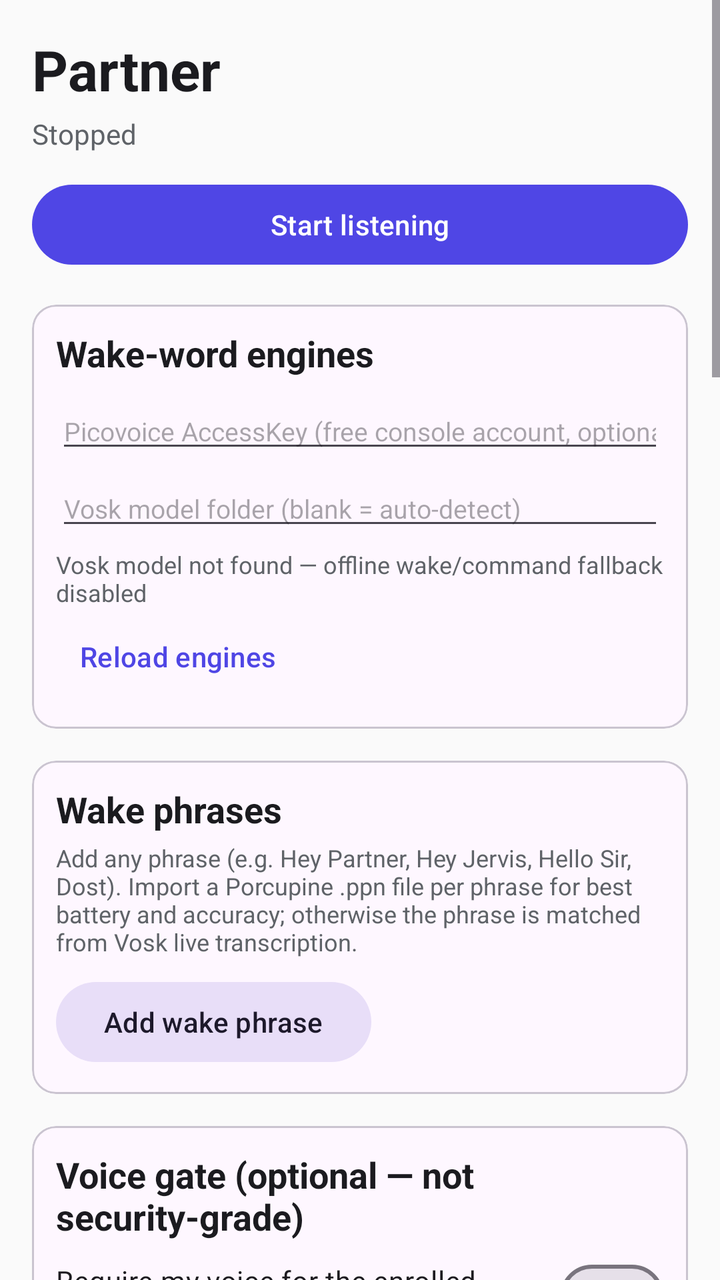
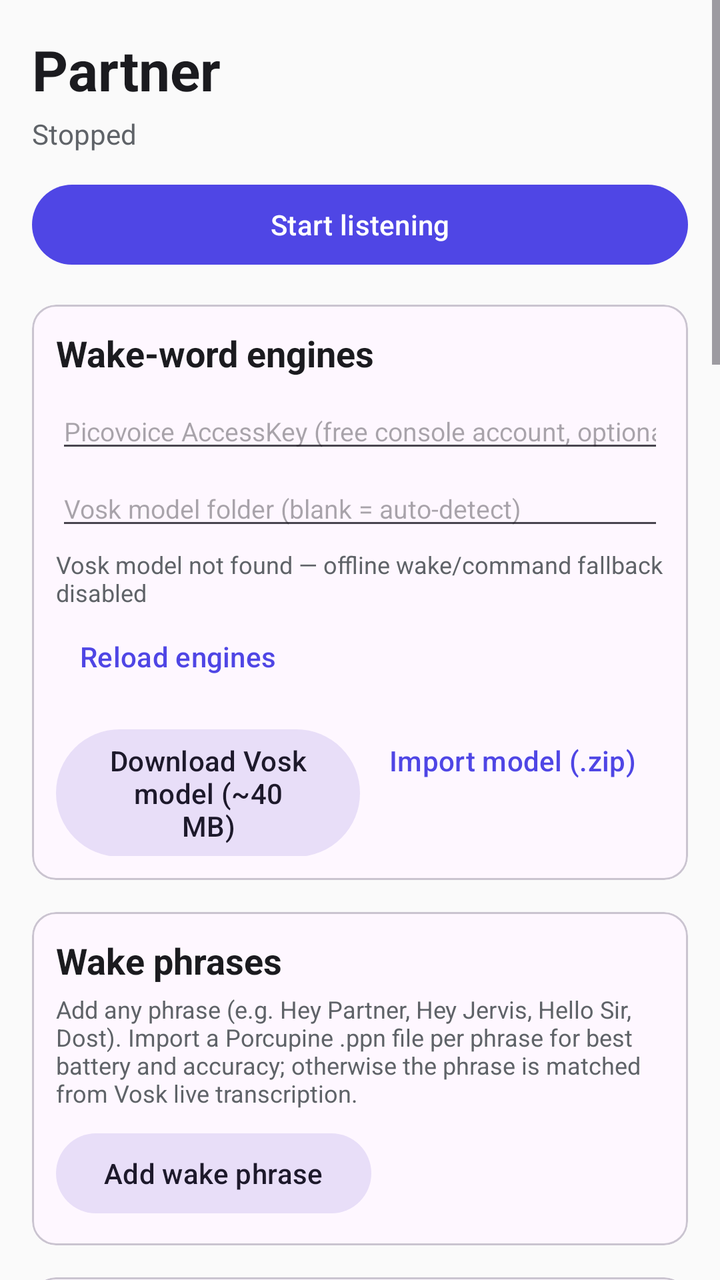

Compare the two renders of this Android layout. The source of the first and the diff that turns it into the second are given below.
<!-- AndroidManifest.xml: application theme Theme.Partner -->
<!-- res/layout/activity_main.xml -->
<?xml version="1.0" encoding="utf-8"?>
<ScrollView xmlns:android="http://schemas.android.com/apk/res/android"
    xmlns:app="http://schemas.android.com/apk/res-auto"
    android:layout_width="match_parent"
    android:layout_height="match_parent"
    android:fillViewport="true">

    <LinearLayout
        android:layout_width="match_parent"
        android:layout_height="wrap_content"
        android:orientation="vertical"
        android:padding="16dp">

        <TextView
            android:layout_width="wrap_content"
            android:layout_height="wrap_content"
            android:text="@string/app_name"
            android:textColor="@color/text_primary"
            android:textSize="28sp"
            android:textStyle="bold" />

        <TextView
            android:id="@+id/statusService"
            android:layout_width="match_parent"
            android:layout_height="wrap_content"
            android:layout_marginTop="4dp"
            android:text="@string/status_stopped"
            android:textColor="@color/text_secondary" />

        <com.google.android.material.button.MaterialButton
            android:id="@+id/btnToggleService"
            android:layout_width="match_parent"
            android:layout_height="wrap_content"
            android:layout_marginTop="12dp"
            android:text="@string/btn_start" />

        <com.google.android.material.card.MaterialCardView
            android:layout_width="match_parent"
            android:layout_height="wrap_content"
            android:layout_marginTop="16dp"
            app:cardCornerRadius="12dp"
            app:contentPadding="12dp">

            <LinearLayout
                android:layout_width="match_parent"
                android:layout_height="wrap_content"
                android:orientation="vertical">

                <TextView
                    android:layout_width="wrap_content"
                    android:layout_height="wrap_content"
                    android:text="@string/section_engine"
                    android:textColor="@color/text_primary"
                    android:textSize="18sp"
                    android:textStyle="bold" />

                <EditText
                    android:id="@+id/editAccessKey"
                    android:layout_width="match_parent"
                    android:layout_height="wrap_content"
                    android:layout_marginTop="8dp"
                    android:hint="@string/access_key_hint"
                    android:inputType="text"
                    android:textSize="13sp" />

                <EditText
                    android:id="@+id/editVoskPath"
                    android:layout_width="match_parent"
                    android:layout_height="wrap_content"
                    android:layout_marginTop="4dp"
                    android:hint="@string/vosk_path_hint"
                    android:inputType="text"
                    android:textSize="13sp" />

                <TextView
                    android:id="@+id/textVoskStatus"
                    android:layout_width="match_parent"
                    android:layout_height="wrap_content"
                    android:layout_marginTop="4dp"
                    android:text="@string/vosk_not_detected"
                    android:textColor="@color/text_secondary"
                    android:textSize="12sp" />

                <com.google.android.material.button.MaterialButton
                    android:id="@+id/btnReloadEngines"
                    style="@style/Widget.Material3.Button.TextButton"
                    android:layout_width="wrap_content"
                    android:layout_height="wrap_content"
                    android:text="@string/btn_reload" />
            </LinearLayout>
        </com.google.android.material.card.MaterialCardView>

        <com.google.android.material.card.MaterialCardView
            android:layout_width="match_parent"
            android:layout_height="wrap_content"
            android:layout_marginTop="16dp"
            app:cardCornerRadius="12dp"
            app:contentPadding="12dp">

            <LinearLayout
                android:layout_width="match_parent"
                android:layout_height="wrap_content"
                android:orientation="vertical">

                <TextView
                    android:layout_width="wrap_content"
                    android:layout_height="wrap_content"
                    android:text="@string/section_phrases"
                    android:textColor="@color/text_primary"
                    android:textSize="18sp"
                    android:textStyle="bold" />

                <TextView
                    android:layout_width="match_parent"
                    android:layout_height="wrap_content"
                    android:layout_marginTop="4dp"
                    android:text="@string/phrases_hint"
                    android:textColor="@color/text_secondary"
                    android:textSize="12sp" />

                <LinearLayout
                    android:id="@+id/listPhrases"
                    android:layout_width="match_parent"
                    android:layout_height="wrap_content"
                    android:layout_marginTop="8dp"
                    android:orientation="vertical" />

                <com.google.android.material.button.MaterialButton
                    android:id="@+id/btnAddPhrase"
                    style="@style/Widget.Material3.Button.TonalButton"
                    android:layout_width="wrap_content"
                    android:layout_height="wrap_content"
                    android:text="@string/btn_add_phrase" />
            </LinearLayout>
        </com.google.android.material.card.MaterialCardView>

        <com.google.android.material.card.MaterialCardView
            android:layout_width="match_parent"
            android:layout_height="wrap_content"
            android:layout_marginTop="16dp"
            app:cardCornerRadius="12dp"
            app:contentPadding="12dp">

            <LinearLayout
                android:layout_width="match_parent"
                android:layout_height="wrap_content"
                android:orientation="vertical">

                <TextView
                    android:layout_width="wrap_content"
                    android:layout_height="wrap_content"
                    android:text="@string/gate_section"
                    android:textColor="@color/text_primary"
                    android:textSize="18sp"
                    android:textStyle="bold" />

                <com.google.android.material.materialswitch.MaterialSwitch
                    android:id="@+id/switchGate"
                    android:layout_width="match_parent"
                    android:layout_height="wrap_content"
                    android:layout_marginTop="4dp"
                    android:text="@string/gate_switch" />

                <TextView
                    android:id="@+id/textGateStatus"
                    android:layout_width="match_parent"
                    android:layout_height="wrap_content"
                    android:text="@string/gate_status_none"
                    android:textColor="@color/text_secondary"
                    android:textSize="13sp" />

                <TextView
                    android:layout_width="wrap_content"
                    android:layout_height="wrap_content"
                    android:layout_marginTop="8dp"
                    android:text="@string/gate_sensitivity_label"
                    android:textColor="@color/text_secondary"
                    android:textSize="13sp" />

                <Spinner
                    android:id="@+id/spinnerGateStrictness"
                    android:layout_width="match_parent"
                    android:layout_height="wrap_content" />

                <com.google.android.material.button.MaterialButton
                    android:id="@+id/btnEnrollVoice"
                    style="@style/Widget.Material3.Button.TonalButton"
                    android:layout_width="wrap_content"
                    android:layout_height="wrap_content"
                    android:layout_marginTop="8dp"
                    android:text="@string/btn_enroll" />

                <com.google.android.material.button.MaterialButton
                    android:id="@+id/btnClearGate"
                    style="@style/Widget.Material3.Button.TextButton"
                    android:layout_width="wrap_content"
                    android:layout_height="wrap_content"
                    android:text="@string/btn_clear_gate" />
            </LinearLayout>
        </com.google.android.material.card.MaterialCardView>

        <com.google.android.material.card.MaterialCardView
            android:layout_width="match_parent"
            android:layout_height="wrap_content"
            android:layout_marginTop="16dp"
            app:cardCornerRadius="12dp"
            app:contentPadding="12dp">

            <LinearLayout
                android:layout_width="match_parent"
                android:layout_height="wrap_content"
                android:orientation="vertical">

                <TextView
                    android:layout_width="wrap_content"
                    android:layout_height="wrap_content"
                    android:text="@string/section_commands"
                    android:textColor="@color/text_primary"
                    android:textSize="18sp"
                    android:textStyle="bold" />

                <TextView
                    android:layout_width="match_parent"
                    android:layout_height="wrap_content"
                    android:layout_marginTop="4dp"
                    android:text="@string/commands_hint"
                    android:textColor="@color/text_secondary"
                    android:textSize="12sp" />

                <LinearLayout
                    android:id="@+id/listCommands"
                    android:layout_width="match_parent"
                    android:layout_height="wrap_content"
                    android:layout_marginTop="8dp"
                    android:orientation="vertical" />

                <com.google.android.material.button.MaterialButton
                    android:id="@+id/btnAddCommand"
                    style="@style/Widget.Material3.Button.TonalButton"
                    android:layout_width="wrap_content"
                    android:layout_height="wrap_content"
                    android:text="@string/btn_add_command" />
            </LinearLayout>
        </com.google.android.material.card.MaterialCardView>

        <com.google.android.material.card.MaterialCardView
            android:layout_width="match_parent"
            android:layout_height="wrap_content"
            android:layout_marginTop="16dp"
            app:cardCornerRadius="12dp"
            app:contentPadding="12dp">

            <LinearLayout
                android:layout_width="match_parent"
                android:layout_height="wrap_content"
                android:orientation="vertical">

                <TextView
                    android:layout_width="wrap_content"
                    android:layout_height="wrap_content"
                    android:text="@string/section_permissions"
                    android:textColor="@color/text_primary"
                    android:textSize="18sp"
                    android:textStyle="bold" />

                <LinearLayout
                    android:layout_width="match_parent"
                    android:layout_height="wrap_content"
                    android:layout_marginTop="8dp"
                    android:gravity="center_vertical"
                    android:orientation="horizontal">

                    <LinearLayout
                        android:layout_width="0dp"
                        android:layout_height="wrap_content"
                        android:layout_weight="1"
                        android:orientation="vertical">

                        <TextView
                            android:layout_width="wrap_content"
                            android:layout_height="wrap_content"
                            android:text="@string/perm_mic"
                            android:textColor="@color/text_primary" />

                        <TextView
                            android:id="@+id/textPermMic"
                            android:layout_width="wrap_content"
                            android:layout_height="wrap_content"
                            android:textColor="@color/status_bad"
                            android:textSize="12sp" />
                    </LinearLayout>

                    <com.google.android.material.button.MaterialButton
                        android:id="@+id/btnPermMic"
                        style="@style/Widget.Material3.Button.TextButton"
                        android:layout_width="wrap_content"
                        android:layout_height="wrap_content"
                        android:text="@string/btn_grant" />
                </LinearLayout>

                <LinearLayout
                    android:layout_width="match_parent"
                    android:layout_height="wrap_content"
                    android:gravity="center_vertical"
                    android:orientation="horizontal">

                    <LinearLayout
                        android:layout_width="0dp"
                        android:layout_height="wrap_content"
                        android:layout_weight="1"
                        android:orientation="vertical">

                        <TextView
                            android:layout_width="wrap_content"
                            android:layout_height="wrap_content"
                            android:text="@string/perm_contacts"
                            android:textColor="@color/text_primary" />

                        <TextView
                            android:id="@+id/textPermContacts"
                            android:layout_width="wrap_content"
                            android:layout_height="wrap_content"
                            android:textColor="@color/status_bad"
                            android:textSize="12sp" />
                    </LinearLayout>

                    <com.google.android.material.button.MaterialButton
                        android:id="@+id/btnPermContacts"
                        style="@style/Widget.Material3.Button.TextButton"
                        android:layout_width="wrap_content"
                        android:layout_height="wrap_content"
                        android:text="@string/btn_grant" />
                </LinearLayout>

                <LinearLayout
                    android:id="@+id/rowPermNotif"
                    android:layout_width="match_parent"
                    android:layout_height="wrap_content"
                    android:gravity="center_vertical"
                    android:orientation="horizontal">

                    <LinearLayout
                        android:layout_width="0dp"
                        android:layout_height="wrap_content"
                        android:layout_weight="1"
                        android:orientation="vertical">

                        <TextView
                            android:layout_width="wrap_content"
                            android:layout_height="wrap_content"
                            android:text="@string/perm_notif"
                            android:textColor="@color/text_primary" />

                        <TextView
                            android:id="@+id/textPermNotif"
                            android:layout_width="wrap_content"
                            android:layout_height="wrap_content"
                            android:textColor="@color/status_bad"
                            android:textSize="12sp" />
                    </LinearLayout>

                    <com.google.android.material.button.MaterialButton
                        android:id="@+id/btnPermNotif"
                        style="@style/Widget.Material3.Button.TextButton"
                        android:layout_width="wrap_content"
                        android:layout_height="wrap_content"
                        android:text="@string/btn_grant" />
                </LinearLayout>

                <LinearLayout
                    android:layout_width="match_parent"
                    android:layout_height="wrap_content"
                    android:gravity="center_vertical"
                    android:orientation="horizontal">

                    <LinearLayout
                        android:layout_width="0dp"
                        android:layout_height="wrap_content"
                        android:layout_weight="1"
                        android:orientation="vertical">

                        <TextView
                            android:layout_width="wrap_content"
                            android:layout_height="wrap_content"
                            android:text="@string/perm_accessibility"
                            android:textColor="@color/text_primary" />

                        <TextView
                            android:id="@+id/textPermAccessibility"
                            android:layout_width="wrap_content"
                            android:layout_height="wrap_content"
                            android:textColor="@color/status_bad"
                            android:textSize="12sp" />
                    </LinearLayout>

                    <com.google.android.material.button.MaterialButton
                        android:id="@+id/btnOpenAccessibility"
                        style="@style/Widget.Material3.Button.TextButton"
                        android:layout_width="wrap_content"
                        android:layout_height="wrap_content"
                        android:text="@string/btn_open" />
                </LinearLayout>

                <LinearLayout
                    android:layout_width="match_parent"
                    android:layout_height="wrap_content"
                    android:gravity="center_vertical"
                    android:orientation="horizontal">

                    <LinearLayout
                        android:layout_width="0dp"
                        android:layout_height="wrap_content"
                        android:layout_weight="1"
                        android:orientation="vertical">

                        <TextView
                            android:layout_width="wrap_content"
                            android:layout_height="wrap_content"
                            android:text="@string/perm_admin"
                            android:textColor="@color/text_primary" />

                        <TextView
                            android:id="@+id/textPermAdmin"
                            android:layout_width="wrap_content"
                            android:layout_height="wrap_content"
                            android:textColor="@color/status_bad"
                            android:textSize="12sp" />
                    </LinearLayout>

                    <com.google.android.material.button.MaterialButton
                        android:id="@+id/btnOpenAdmin"
                        style="@style/Widget.Material3.Button.TextButton"
                        android:layout_width="wrap_content"
                        android:layout_height="wrap_content"
                        android:text="@string/btn_open" />
                </LinearLayout>

                <LinearLayout
                    android:layout_width="match_parent"
                    android:layout_height="wrap_content"
                    android:gravity="center_vertical"
                    android:orientation="horizontal">

                    <LinearLayout
                        android:layout_width="0dp"
                        android:layout_height="wrap_content"
                        android:layout_weight="1"
                        android:orientation="vertical">

                        <TextView
                            android:layout_width="wrap_content"
                            android:layout_height="wrap_content"
                            android:text="@string/perm_dnd"
                            android:textColor="@color/text_primary" />

                        <TextView
                            android:id="@+id/textPermDnd"
                            android:layout_width="wrap_content"
                            android:layout_height="wrap_content"
                            android:textColor="@color/status_bad"
                            android:textSize="12sp" />
                    </LinearLayout>

                    <com.google.android.material.button.MaterialButton
                        android:id="@+id/btnOpenDnd"
                        style="@style/Widget.Material3.Button.TextButton"
                        android:layout_width="wrap_content"
                        android:layout_height="wrap_content"
                        android:text="@string/btn_open" />
                </LinearLayout>

                <LinearLayout
                    android:layout_width="match_parent"
                    android:layout_height="wrap_content"
                    android:gravity="center_vertical"
                    android:orientation="horizontal">

                    <LinearLayout
                        android:layout_width="0dp"
                        android:layout_height="wrap_content"
                        android:layout_weight="1"
                        android:orientation="vertical">

                        <TextView
                            android:layout_width="wrap_content"
                            android:layout_height="wrap_content"
                            android:text="@string/perm_write"
                            android:textColor="@color/text_primary" />

                        <TextView
                            android:id="@+id/textPermWrite"
                            android:layout_width="wrap_content"
                            android:layout_height="wrap_content"
                            android:textColor="@color/status_bad"
                            android:textSize="12sp" />
                    </LinearLayout>

                    <com.google.android.material.button.MaterialButton
                        android:id="@+id/btnOpenWriteSettings"
                        style="@style/Widget.Material3.Button.TextButton"
                        android:layout_width="wrap_content"
                        android:layout_height="wrap_content"
                        android:text="@string/btn_open" />
                </LinearLayout>

                <LinearLayout
                    android:layout_width="match_parent"
                    android:layout_height="wrap_content"
                    android:gravity="center_vertical"
                    android:orientation="horizontal">

                    <LinearLayout
                        android:layout_width="0dp"
                        android:layout_height="wrap_content"
                        android:layout_weight="1"
                        android:orientation="vertical">

                        <TextView
                            android:layout_width="wrap_content"
                            android:layout_height="wrap_content"
                            android:text="@string/perm_battery"
                            android:textColor="@color/text_primary" />

                        <TextView
                            android:id="@+id/textPermBattery"
                            android:layout_width="wrap_content"
                            android:layout_height="wrap_content"
                            android:textColor="@color/status_bad"
                            android:textSize="12sp" />
                    </LinearLayout>

                    <com.google.android.material.button.MaterialButton
                        android:id="@+id/btnOpenBattery"
                        style="@style/Widget.Material3.Button.TextButton"
                        android:layout_width="wrap_content"
                        android:layout_height="wrap_content"
                        android:text="@string/btn_open" />
                </LinearLayout>

                <TextView
                    android:layout_width="match_parent"
                    android:layout_height="wrap_content"
                    android:layout_marginTop="8dp"
                    android:text="@string/perm_xiaomi"
                    android:textColor="@color/text_secondary"
                    android:textSize="12sp" />

                <com.google.android.material.button.MaterialButton
                    android:id="@+id/btnOpenAppDetails"
                    style="@style/Widget.Material3.Button.TextButton"
                    android:layout_width="wrap_content"
                    android:layout_height="wrap_content"
                    android:text="@string/btn_open" />
            </LinearLayout>
        </com.google.android.material.card.MaterialCardView>

        <com.google.android.material.card.MaterialCardView
            android:layout_width="match_parent"
            android:layout_height="wrap_content"
            android:layout_marginTop="16dp"
            app:cardCornerRadius="12dp"
            app:contentPadding="12dp">

            <LinearLayout
                android:layout_width="match_parent"
                android:layout_height="wrap_content"
                android:orientation="vertical">

                <TextView
                    android:layout_width="wrap_content"
                    android:layout_height="wrap_content"
                    android:text="@string/section_updates"
                    android:textColor="@color/text_primary"
                    android:textSize="18sp"
                    android:textStyle="bold" />

                <TextView
                    android:id="@+id/textUpdateStatus"
                    android:layout_width="match_parent"
                    android:layout_height="wrap_content"
                    android:layout_marginTop="4dp"
                    android:textColor="@color/text_secondary"
                    android:textSize="13sp" />

                <com.google.android.material.button.MaterialButton
                    android:id="@+id/btnCheckUpdate"
                    style="@style/Widget.Material3.Button.TonalButton"
                    android:layout_width="wrap_content"
                    android:layout_height="wrap_content"
                    android:text="@string/btn_check_update" />
            </LinearLayout>
        </com.google.android.material.card.MaterialCardView>

        <com.google.android.material.card.MaterialCardView
            android:layout_width="match_parent"
            android:layout_height="wrap_content"
            android:layout_marginTop="16dp"
            android:layout_marginBottom="24dp"
            app:cardCornerRadius="12dp"
            app:contentPadding="12dp">

            <LinearLayout
                android:layout_width="match_parent"
                android:layout_height="wrap_content"
                android:orientation="vertical">

                <TextView
                    android:layout_width="wrap_content"
                    android:layout_height="wrap_content"
                    android:text="@string/section_reference"
                    android:textColor="@color/text_primary"
                    android:textSize="18sp"
                    android:textStyle="bold" />

                <TextView
                    android:layout_width="match_parent"
                    android:layout_height="wrap_content"
                    android:layout_marginTop="4dp"
                    android:lineSpacingExtra="3dp"
                    android:text="@string/reference_text"
                    android:textColor="@color/text_secondary"
                    android:textSize="13sp" />
            </LinearLayout>
        </com.google.android.material.card.MaterialCardView>
    </LinearLayout>
</ScrollView>
<!-- resources referenced by this layout -->
<resources>
  <color name="status_bad">#D93025</color>
  <color name="text_primary">#1B1B1F</color>
  <color name="text_secondary">#5F6368</color>
  <string name="access_key_hint">Picovoice AccessKey (free console account, optional)</string>
  <string name="app_name">Partner</string>
  <string name="btn_add_command">Add command</string>
  <string name="btn_add_phrase">Add wake phrase</string>
  <string name="btn_check_update">Check for update</string>
  <string name="btn_clear_gate">Clear enrollment</string>
  <string name="btn_enroll">Enroll my voice (3 samples)</string>
  <string name="btn_grant">Grant</string>
  <string name="btn_open">Open</string>
  <string name="btn_reload">Reload engines</string>
  <string name="btn_start">Start listening</string>
  <string name="commands_hint">Map your own phrases to actions. Custom phrases are matched before built-in commands.</string>
  <string name="gate_section">Voice gate (optional — not security-grade)</string>
  <string name="gate_sensitivity_label">Match strictness</string>
  <string name="gate_status_none">No enrollment yet</string>
  <string name="gate_switch">Require my voice for the enrolled phrase</string>
  <string name="perm_accessibility">Accessibility service — lock, screenshot, home</string>
  <string name="perm_admin">Device admin — lock fallback</string>
  <string name="perm_battery">Ignore battery optimizations</string>
  <string name="perm_contacts">Contacts and calling</string>
  <string name="perm_dnd">Do-Not-Disturb access — silent mode</string>
  <string name="perm_mic">Microphone</string>
  <string name="perm_notif">Notifications (Android 13+)</string>
  <string name="perm_write">Write system settings — brightness</string>
  <string name="perm_xiaomi">Xiaomi/HyperOS: enable Autostart and Battery “No restrictions”, then pin the app in Recents</string>
  <string name="phrases_hint">Add any phrase (e.g. Hey Partner, Hey Jervis, Hello Sir, Dost). Import a Porcupine .ppn file per phrase for best battery and accuracy; otherwise the phrase is matched from Vosk live transcription.</string>
  <string name="reference_text">“Hey Partner” (or any of your wake phrases), then:\n\n
  • Lock my phone / screen\n
  • Play / pause / resume / next song / previous song\n
  • Call [name] / Dial [name]\n
  • Open / launch [app name]\n
  • Flashlight on / off\n
  • Volume up / down / max / mute\n
  • Take a screenshot\n
  • Go home / Show recents / Open notifications / Quick settings\n
  • What time is it / What’s the date / Battery level\n
  • Set alarm for 7:30 AM / Timer for 5 minutes\n
  • Silent mode on / off (ringer)\n
  • Brightness 50 (percent)\n
  • Find my phone\n
  • Go to sleep (stop listening)\n
  • Help\n\n
  Plus your custom commands from the list above.</string>
  <string name="section_commands">Custom commands</string>
  <string name="section_engine">Wake-word engines</string>
  <string name="section_permissions">Permissions and device setup</string>
  <string name="section_phrases">Wake phrases</string>
  <string name="section_reference">Command reference</string>
  <string name="section_updates">Updates</string>
  <string name="status_stopped">Stopped</string>
  <string name="vosk_not_detected">Vosk model not found — offline wake/command fallback disabled</string>
  <string name="vosk_path_hint">Vosk model folder (blank = auto-detect)</string>
  <style name="Theme.Partner" parent="Theme.Material3.DayNight.NoActionBar">
          <item name="colorPrimary">@color/primary</item>
          <item name="colorOnPrimary">#FFFFFF</item>
          <item name="colorPrimaryContainer">#E0E7FF</item>
          <item name="android:statusBarColor">@color/primary_dark</item>
          <item name="android:windowBackground">#FAFAFA</item>
      </style>
  <color name="primary">#4F46E5</color>
  <color name="primary_dark">#3730A3</color>
</resources>

<!-- the commit's change to res/layout/activity_main.xml (unified diff, before → after) -->
@@ -87,6 +87,29 @@
                     android:layout_width="wrap_content"
                     android:layout_height="wrap_content"
                     android:text="@string/btn_reload" />
+
+                <LinearLayout
+                    android:layout_width="match_parent"
+                    android:layout_height="wrap_content"
+                    android:layout_marginTop="4dp"
+                    android:orientation="horizontal">
+
+                    <com.google.android.material.button.MaterialButton
+                        android:id="@+id/btnDownloadVosk"
+                        style="@style/Widget.Material3.Button.TonalButton"
+                        android:layout_width="0dp"
+                        android:layout_height="wrap_content"
+                        android:layout_weight="1"
+                        android:text="@string/btn_download_vosk" />
+
+                    <com.google.android.material.button.MaterialButton
+                        android:id="@+id/btnImportVosk"
+                        style="@style/Widget.Material3.Button.TextButton"
+                        android:layout_width="0dp"
+                        android:layout_height="wrap_content"
+                        android:layout_weight="1"
+                        android:text="@string/btn_import_vosk" />
+                </LinearLayout>
             </LinearLayout>
         </com.google.android.material.card.MaterialCardView>
 
<!-- resource entries referenced after the edit -->
@@ -9,8 +9,10 @@
   <string name="btn_add_phrase">Add wake phrase</string>
   <string name="btn_check_update">Check for update</string>
   <string name="btn_clear_gate">Clear enrollment</string>
+  <string name="btn_download_vosk">Download Vosk model (~40 MB)</string>
   <string name="btn_enroll">Enroll my voice (3 samples)</string>
   <string name="btn_grant">Grant</string>
+  <string name="btn_import_vosk">Import model (.zip)</string>
   <string name="btn_open">Open</string>
   <string name="btn_reload">Reload engines</string>
   <string name="btn_start">Start listening</string>
